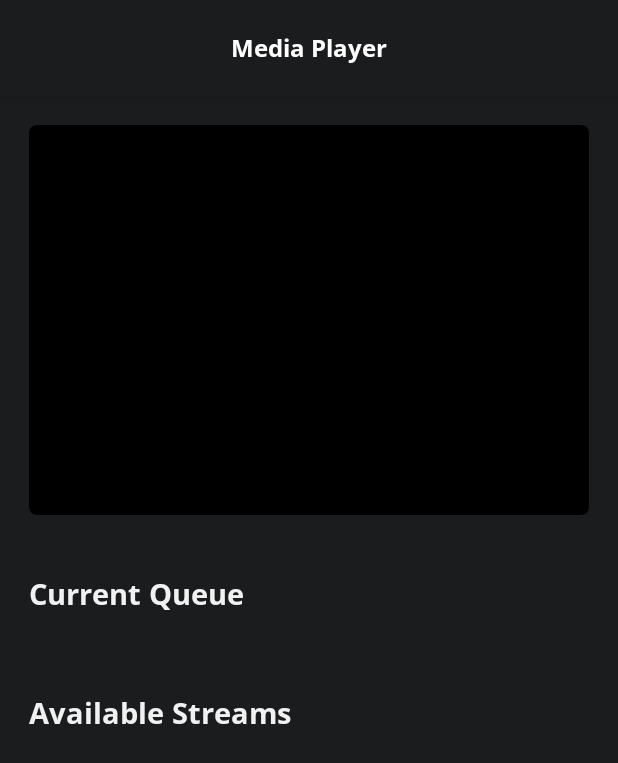
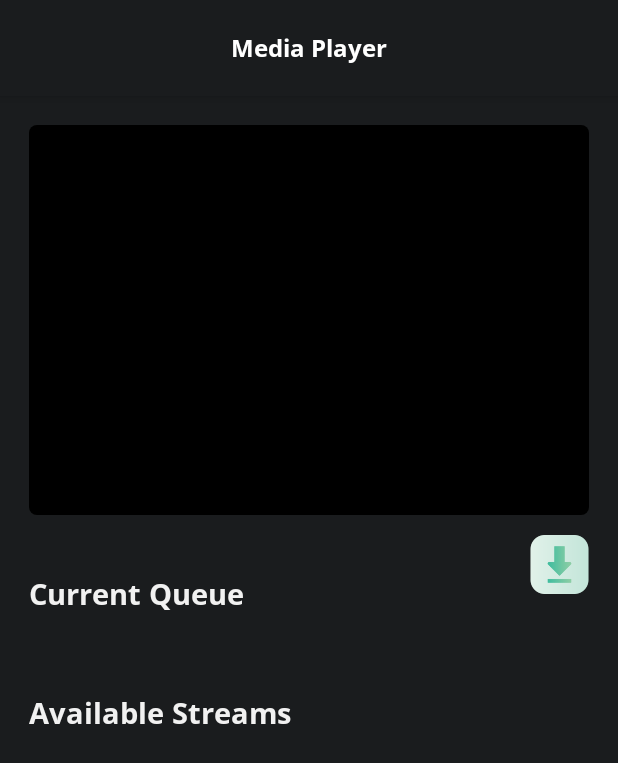
Before and after one commit to saadahmedscse/video-player-bs-task, an Android app: the PlayerFragment screen opened through its navigation route, on a phone screen of 412 x 824 dp. Shown: the top 763 px of the screen. Run offline under Robolectric (Android 15) with nearby library versions, the phone set to English and light mode, and no system bars; our stand-ins replace data binding, sdp/ssp sizes; 2 statements that could not run were skipped.

Commit message:
request storage permission for downloading

```diff
--- a/app/build.gradle.kts
+++ b/app/build.gradle.kts
@@ -71,4 +71,7 @@ dependencies {
     implementation(libs.androidx.media3.exoplayer.dash)
     implementation(libs.androidx.media3.exoplayer.hls)
     implementation(libs.androidx.media3.ui)
+
+    // FFMpeg
+    implementation(libs.mobile.ffmpeg.full)
 }
--- a/app/src/main/res/layout/fragment_player.xml
+++ b/app/src/main/res/layout/fragment_player.xml
@@ -30,6 +30,15 @@
         <androidx.constraintlayout.widget.ConstraintLayout
             android:layout_width="match_parent"
             android:layout_height="wrap_content">
+
+            <androidx.appcompat.widget.AppCompatImageView
+                android:id="@+id/btn_download"
+                android:layout_width="@dimen/_30sdp"
+                android:layout_height="@dimen/_30sdp"
+                android:layout_marginTop="@dimen/_10sdp"
+                android:src="@drawable/ic_download"
+                app:layout_constraintEnd_toEndOf="parent"
+                app:layout_constraintTop_toTopOf="parent" />
 
             <TextView
                 android:id="@+id/tv_title_current"
--- a/gradle/libs.versions.toml
+++ b/gradle/libs.versions.toml
@@ -11,6 +11,7 @@ activity = "1.9.2"
 constraintlayout = "2.1.4"
 
 media3Exoplayer = "1.4.1"
+mobileFfmpegFull = "4.4"
 navigationFragmentKtx = "2.7.7"
 navigationUiKtx = "2.7.7"
 sspSdp = "1.1.1"
@@ -36,6 +37,7 @@ androidx-navigation-fragment-ktx = { group = "androidx.navigation", name = "navi
 androidx-navigation-ui-ktx = { group = "androidx.navigation", name = "navigation-ui-ktx", version.ref = "navigationUiKtx" }
 
 # Ssp-Sdp
+mobile-ffmpeg-full = { module = "com.arthenica:mobile-ffmpeg-full", version.ref = "mobileFfmpegFull" }
 ssp-android = { group = "com.intuit.ssp", name = "ssp-android", version.ref = "sspSdp" }
 sdp-android = { group = "com.intuit.sdp", name = "sdp-android", version.ref = "sspSdp" }
 
```
Also changed, not shown: app/src/main/AndroidManifest.xml (+19 -8 lines), app/src/main/java/com/saadahmedev/videoplayer/ui/player/PlayerFragment.kt (+66 -0 lines), app/src/main/res/drawable/ic_download.png (added).
